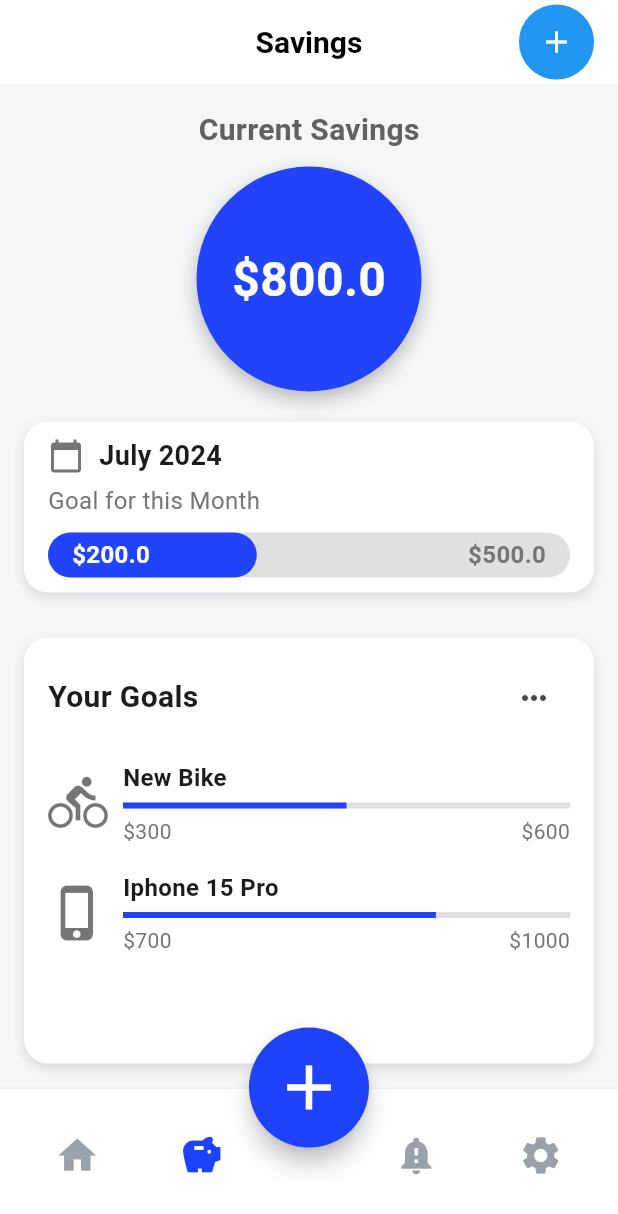
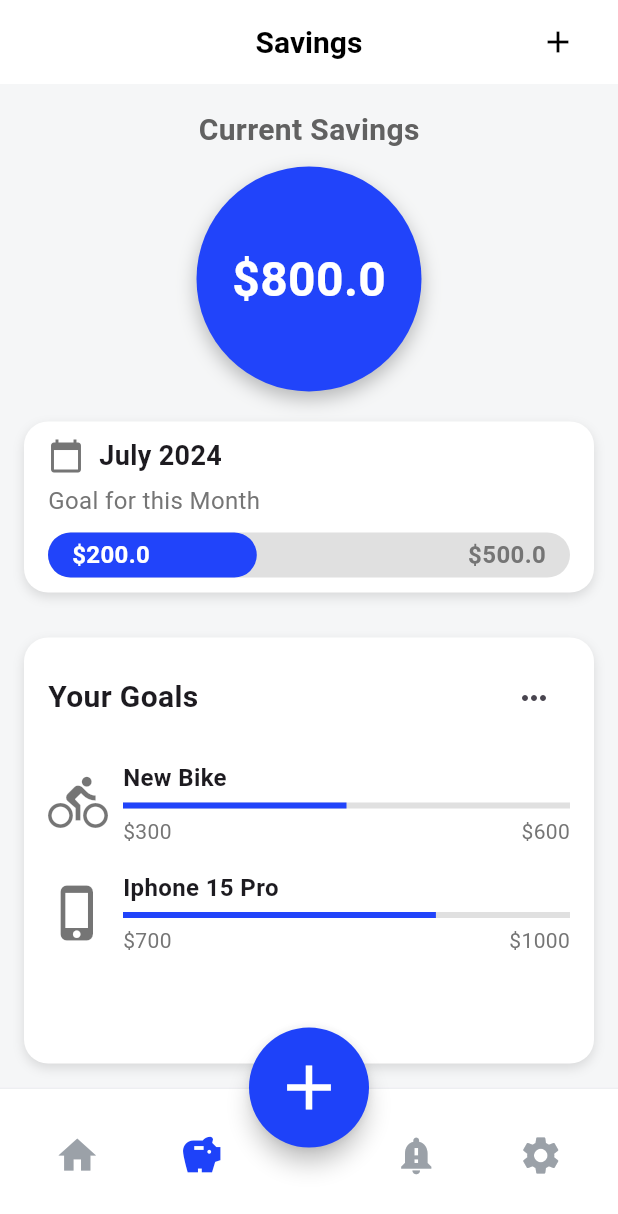
Before and after one commit to KarrinPaola/MoneyManager, a Flutter app: the screen it shows once a user with an empty profile is signed in, item 2 of the bottom bar chosen, on a phone screen of 412 x 824 dp. Shown: the top 1214 px of the screen. Run offline on Flutter 3.47's test engine with Material 3 defaults, Android fonts, the phone set to English and light mode, and no system bars; our stand-ins replace cloud_firestore, firebase_auth, firebase_core, google_sign_in, table_calendar; accounts and stored records are empty.

Commit message:
done giao diện

```diff
--- a/lib/Overview/Saving/add_goal/components/deadlinefield.dart
+++ b/lib/Overview/Saving/add_goal/components/deadlinefield.dart
@@ -7,7 +7,7 @@ class DeadlineField extends StatefulWidget {
   final TextEditingController controller;
 
   // Nhận controller từ widget cha
-  DeadlineField({required this.controller});
+  const DeadlineField({super.key, required this.controller});
 
   @override
   _DeadlineFieldState createState() => _DeadlineFieldState();
@@ -23,9 +23,9 @@ class _DeadlineFieldState extends State<DeadlineField> {
       child: Column(
         crossAxisAlignment: CrossAxisAlignment.start,
         children: [
-          Text(
+          const Text(
             'Deadline',
-            style: const TextStyle(
+            style: TextStyle(
               fontWeight: FontWeight.bold,
               color: Color.fromARGB(255, 153, 172, 193),
             ),
--- a/lib/Overview/Saving/add_goal/components/textfields.dart
+++ b/lib/Overview/Saving/add_goal/components/textfields.dart
@@ -72,9 +72,9 @@ class _TextfieldsState extends State<Textfields> {
               ),
               // Khi TextField được chọn (focus)
               focusedBorder: OutlineInputBorder(
-                borderSide: BorderSide(
+                borderSide: const BorderSide(
                   color:
-                      const Color.fromARGB(255, 55, 187, 216),
+                      Color.fromARGB(255, 55, 187, 216),
                   width: 2,
                 ),
                 borderRadius: BorderRadius.circular(15),
--- a/lib/Overview/Saving/add_goal/goal/add_goals.dart
+++ b/lib/Overview/Saving/add_goal/goal/add_goals.dart
@@ -42,7 +42,7 @@ class _AddGoalsState extends State<AddGoals> {
             Navigator.push(
               context,
               MaterialPageRoute(
-                builder: (context) => MyOverview(),
+                builder: (context) => const MyOverview(),
               ),
             ); // Quay lại màn hình trước đó
           },
--- a/lib/Overview/Saving/screen/main.dart
+++ b/lib/Overview/Saving/screen/main.dart
@@ -1,4 +1,5 @@
 import 'package:flutter/material.dart';
+
 import 'screens/savings_home_screen.dart';
 
 void main() {
@@ -6,13 +7,15 @@ void main() {
 }
 
 class MyApp extends StatelessWidget {
+  const MyApp({super.key});
+
   @override
   Widget build(BuildContext context) {
     return MaterialApp(
       title: 'Savings App',
       theme: ThemeData(
         primarySwatch: Colors.blue,
-        scaffoldBackgroundColor: Color(0xFFFFFFFF),
+        scaffoldBackgroundColor: const Color(0xFFFFFFFF),
       ),
       home: SavingsHomeScreen(),
     );
--- a/lib/Overview/Saving/screen/screens/savings_home_screen.dart
+++ b/lib/Overview/Saving/screen/screens/savings_home_screen.dart
@@ -1,18 +1,23 @@
+
 import 'package:flutter/material.dart';
+
+import '../../add_goal/goal/add_goals.dart';
+import '../widgets/goals_widget.dart';
 import '../widgets/savings_widget.dart';
-import '../widgets/goals_widget.dart';
 import 'goals_screen.dart';
 
 class SavingsHomeScreen extends StatelessWidget {
+  const SavingsHomeScreen({super.key});
+
   @override
   Widget build(BuildContext context) {
     return Scaffold(
-      backgroundColor: Color(0xFFF5F6F7),
+      backgroundColor: const Color(0xFFF5F6F7),
       appBar: AppBar(
         backgroundColor: Colors.white,
         elevation: 0,
         centerTitle: true,
-        title: Text(
+        title: const Text(
           'Savings',
           style: TextStyle(
             fontSize: 20,
@@ -22,17 +27,16 @@ class SavingsHomeScreen extends StatelessWidget {
         ),
         actions: [
           Container(
-            margin: EdgeInsets.only(right: 16), // Canh phải
-            decoration: BoxDecoration(
-              border: Border.all(color: Colors.blue), // Viền xanh
-              shape: BoxShape.circle,
-              color: Colors.blue, // Nền xanh
-            ),
+            margin: const EdgeInsets.only(right: 16), // Canh phải
             child: IconButton(
-              icon: Icon(Icons.add),
-              color: Colors.white, // Dấu cộng màu trắng
+              icon: const Icon(Icons.add),
+              color: Colors.black, // Dấu cộng màu trắng
               onPressed: () {
                 print('Add new savings');
+                Navigator.push(
+                    context,
+                    MaterialPageRoute(builder: (context) => AddGoals()),
+                  );
                 // Thêm hành động mở màn hình mới hoặc thực hiện tác vụ
               },
             ),
@@ -47,10 +51,10 @@ class SavingsHomeScreen extends StatelessWidget {
             Center(
               child: SavingsWidget(currentSavings: 800),
             ),
-            SizedBox(height: 30),
+            const SizedBox(height: 30),
             Expanded(
               child: GoalsWidget(
-                goals: [
+                goals: const [
                   {'name': 'New Bike', 'saved': 300, 'goal': 600},
                   {'name': 'Iphone 15 Pro', 'saved': 700, 'goal': 1000},
                 ],
--- a/lib/Overview/Saving/screen/widgets/goal_item.dart
+++ b/lib/Overview/Saving/screen/widgets/goal_item.dart
@@ -3,7 +3,7 @@ import 'package:flutter/material.dart';
 class GoalItem extends StatelessWidget {
   final Map<String, dynamic> goal;
 
-  GoalItem({required this.goal});
+  const GoalItem({super.key, required this.goal});
 
   @override
   Widget build(BuildContext context) {
@@ -25,7 +25,7 @@ class GoalItem extends StatelessWidget {
         children: [
           // Hiển thị icon mục tiêu
           Icon(icon, size: 40, color: Colors.black54),
-          SizedBox(width: 10),
+          const SizedBox(width: 10),
           Expanded(
             child: Column(
               crossAxisAlignment: CrossAxisAlignment.start,
@@ -33,16 +33,16 @@ class GoalItem extends StatelessWidget {
                 // Hiển thị tên mục tiêu
                 Text(
                   goal['name'],
-                  style: TextStyle(fontSize: 16, fontWeight: FontWeight.bold),
+                  style: const TextStyle(fontSize: 16, fontWeight: FontWeight.bold),
                 ),
-                SizedBox(height: 5),
+                const SizedBox(height: 5),
                 // Thanh tiến độ
                 LinearProgressIndicator(
                   value: progress,
                   backgroundColor: Colors.grey[300],
-                  color: Color(0xFF2144FA),
+                  color: const Color(0xFF2144FA),
                 ),
-                SizedBox(height: 5),
+                const SizedBox(height: 5),
                 // Hiển thị số tiền đã tiết kiệm và mục tiêu
                 Row(
                   mainAxisAlignment: MainAxisAlignment.spaceBetween,
--- a/lib/Overview/Saving/screen/widgets/goals_widget.dart
+++ b/lib/Overview/Saving/screen/widgets/goals_widget.dart
@@ -1,21 +1,22 @@
 import 'package:flutter/material.dart';
+
 import 'goal_item.dart';
 
 class GoalsWidget extends StatelessWidget {
   final List<Map<String, dynamic>> goals;
   final VoidCallback onMoreGoalsTap;
 
-  GoalsWidget({required this.goals, required this.onMoreGoalsTap});
+  const GoalsWidget({super.key, required this.goals, required this.onMoreGoalsTap});
 
   @override
   Widget build(BuildContext context) {
     return Expanded(
       child: Container(
-        padding: EdgeInsets.all(16),
+        padding: const EdgeInsets.all(16),
         decoration: BoxDecoration(
           color: Colors.white,
           borderRadius: BorderRadius.circular(16),
-          boxShadow: [
+          boxShadow: const [
             BoxShadow(
               color: Colors.black12,
               blurRadius: 6,
@@ -29,7 +30,7 @@ class GoalsWidget extends StatelessWidget {
             Row(
               mainAxisAlignment: MainAxisAlignment.spaceBetween,
               children: [
-                Text(
+                const Text(
                   'Your Goals',
                   style: TextStyle(
                     fontSize: 20,
@@ -37,12 +38,12 @@ class GoalsWidget extends StatelessWidget {
                   ),
                 ),
                 IconButton(
-                  icon: Icon(Icons.more_horiz),
+                  icon: const Icon(Icons.more_horiz),
                   onPressed: onMoreGoalsTap,
                 ),
               ],
             ),
-            SizedBox(height: 10),
+            const SizedBox(height: 10),
             Column(
               children: goals.map((goal) => GoalItem(goal: goal)).toList(),
             ),
--- a/lib/Overview/Saving/screen/widgets/savings_widget.dart
+++ b/lib/Overview/Saving/screen/widgets/savings_widget.dart
@@ -3,7 +3,7 @@ import 'package:flutter/material.dart';
 class SavingsWidget extends StatelessWidget {
   final double currentSavings;
 
-  SavingsWidget({required this.currentSavings});
+  const SavingsWidget({super.key, required this.currentSavings});
 
   @override
   Widget build(BuildContext context) {
@@ -21,12 +21,12 @@ class SavingsWidget extends StatelessWidget {
             color: Colors.grey.shade700,
           ),
         ),
-        SizedBox(height: 10),
+        const SizedBox(height: 10),
         // Hình tròn hiển thị số tiền với bóng đổ và màu sắc tùy chỉnh
         Container(
           width: 150,
           height: 150,
-          decoration: BoxDecoration(
+          decoration: const BoxDecoration(
             shape: BoxShape.circle,
             color: Color(0xFF2144FA), // Màu mới
             boxShadow: [
@@ -40,7 +40,7 @@ class SavingsWidget extends StatelessWidget {
           child: Center(
             child: Text(
               '\$$currentSavings',
-              style: TextStyle(
+              style: const TextStyle(
                 fontSize: 32,
                 fontWeight: FontWeight.bold,
                 color: Colors.white, // Chữ trắng nổi bật
@@ -48,14 +48,14 @@ class SavingsWidget extends StatelessWidget {
             ),
           ),
         ),
-        SizedBox(height: 20),
+        const SizedBox(height: 20),
         // Mục tiêu tháng với thanh trượt lớn hơn
         Container(
-          padding: EdgeInsets.symmetric(horizontal: 16, vertical: 10),
+          padding: const EdgeInsets.symmetric(horizontal: 16, vertical: 10),
           decoration: BoxDecoration(
             color: Colors.white, // Màu trắng cho widget
             borderRadius: BorderRadius.circular(16),
-            boxShadow: [
+            boxShadow: const [
               BoxShadow(
                 color: Colors.black12,
                 blurRadius: 6,
@@ -71,8 +71,8 @@ class SavingsWidget extends StatelessWidget {
                   Row(
                     children: [
                       Icon(Icons.calendar_today, color: Colors.grey.shade600),
-                      SizedBox(width: 10),
-                      Text(
+                      const SizedBox(width: 10),
+                      const Text(
                         'July 2024',
                         style: TextStyle(
                           fontSize: 18,
@@ -83,7 +83,7 @@ class SavingsWidget extends StatelessWidget {
                   ),
                 ],
               ),
-              SizedBox(height: 5),
+              const SizedBox(height: 5),
               Align(
                 alignment: Alignment.centerLeft,
                 child: Text(
@@ -94,7 +94,7 @@ class SavingsWidget extends StatelessWidget {
                   ),
                 ),
               ),
-              SizedBox(height: 10),
+              const SizedBox(height: 10),
               Stack(
                 children: [
                   // Thanh trượt lớn hơn
@@ -111,7 +111,7 @@ class SavingsWidget extends StatelessWidget {
                           flex: savedAmount.toInt(),
                           child: Container(
                             decoration: BoxDecoration(
-                              color: Color(
+                              color: const Color(
                                   0xFF2144FA), // Màu của phần đã tiết kiệm
                               borderRadius: BorderRadius.circular(16),
                             ),
@@ -133,7 +133,7 @@ class SavingsWidget extends StatelessWidget {
                           padding: const EdgeInsets.symmetric(horizontal: 16.0),
                           child: Text(
                             '\$$savedAmount',
-                            style: TextStyle(
+                            style: const TextStyle(
                               fontSize: 16,
                               fontWeight: FontWeight.bold,
                               color: Colors.white, // Màu chữ trắng
--- a/lib/Overview/myOverView.dart
+++ b/lib/Overview/myOverView.dart
@@ -22,9 +22,9 @@ class _MyOverviewState extends State<MyOverview> {
   int _selectedTab = 0;
   bool _isMenuVisible = false;
 
-  static List<Widget> _widgetList = <Widget>[
+  static final List<Widget> _widgetList = <Widget>[
     const OverviewHome(),
-    SavingsHomeScreen(),
+    const SavingsHomeScreen(),
     const OverviewNotification(),
     const OverviewSetReminder()
   ];
```
Also changed, not shown: lib/Overview/Saving/add_goal/components/contributefield.dart (+7 -7 lines), lib/Overview/Saving/add_goal/goal/contribute_type.dart (+5 -5 lines), lib/Overview/Saving/add_goal/goal/deadline.dart (+7 -7 lines), lib/Overview/Saving/screen/screens/goals_screen.dart (+6 -3 lines), lib/Login_SignUp/componets/my_textField.dart (line endings or trailing spaces).
